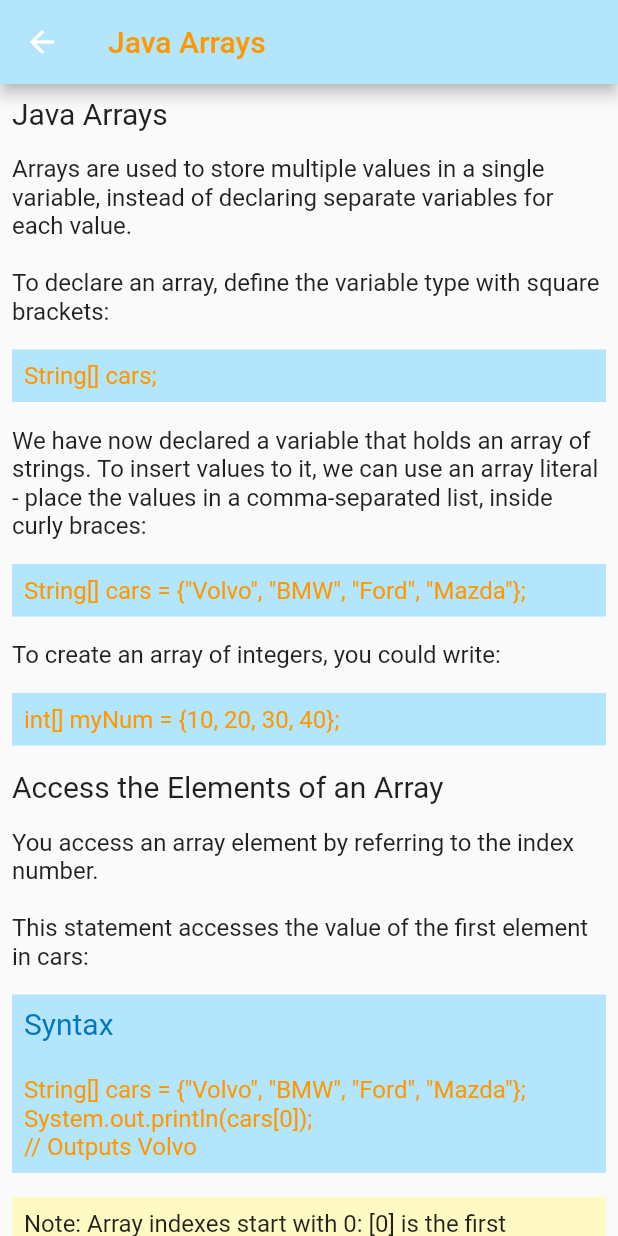
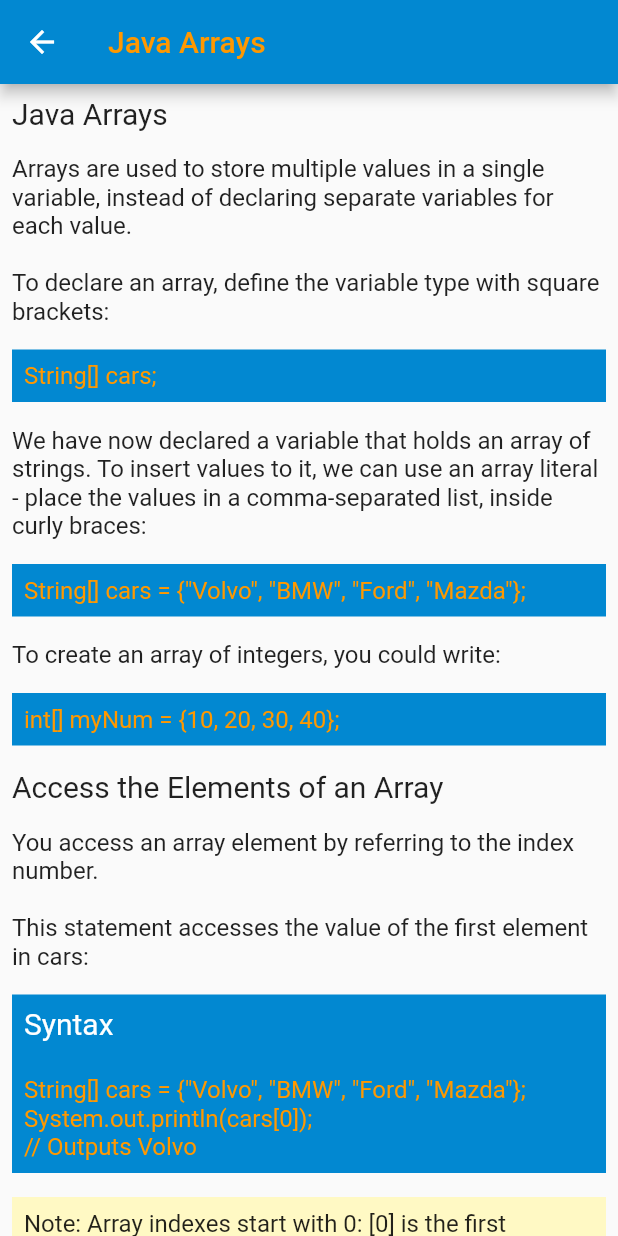
Before and after one commit to xPazone/java_for_beginners_app, a Flutter app: the JavaArrays screen opened directly, on a phone screen of 412 x 824 dp. Run offline on Flutter 3.47's test engine with Material 2 defaults, Android fonts, the phone set to English and light mode, and no system bars.

Commit message:
Version 1.2 Color Correction

```diff
--- a/lib/screens/javaarrays_screen.dart
+++ b/lib/screens/javaarrays_screen.dart
@@ -10,7 +10,7 @@ class _JavaArraysState extends State<JavaArrays> {
   Widget build(BuildContext context) {
     return Scaffold(
       appBar: AppBar(
-          backgroundColor: Colors.lightBlue[100],
+          backgroundColor: Colors.lightBlue[700],
           title: Text("Java Arrays",
               style: TextStyle(color: Colors.orange[500]))),
       body: SingleChildScrollView(
@@ -33,7 +33,7 @@ class _JavaArraysState extends State<JavaArrays> {
               ),
             ),
             Container(
-              color: Colors.lightBlue[100],
+              color:  Colors.lightBlue[700],
               padding: const EdgeInsets.all(8.0),
               margin: const EdgeInsets.all(8.0),
               alignment: Alignment.centerLeft,
@@ -55,7 +55,7 @@ class _JavaArraysState extends State<JavaArrays> {
               ),
             ),
             Container(
-              color: Colors.lightBlue[100],
+              color:  Colors.lightBlue[700],
               padding: const EdgeInsets.all(8.0),
               margin: const EdgeInsets.all(8.0),
               alignment: Alignment.centerLeft,
@@ -77,7 +77,7 @@ class _JavaArraysState extends State<JavaArrays> {
               ),
             ),
             Container(
-              color: Colors.lightBlue[100],
+              color:  Colors.lightBlue[700],
               padding: const EdgeInsets.all(8.0),
               margin: const EdgeInsets.all(8.0),
               alignment: Alignment.centerLeft,
@@ -107,7 +107,7 @@ class _JavaArraysState extends State<JavaArrays> {
               ),
             ),
             Container(
-              color: Colors.lightBlue[100],
+              color:  Colors.lightBlue[700],
               padding: const EdgeInsets.all(8.0),
               margin: const EdgeInsets.all(8.0),
               alignment: Alignment.centerLeft,
@@ -116,7 +116,7 @@ class _JavaArraysState extends State<JavaArrays> {
                 children: <Widget>[
                   Text('Syntax\n',
                       style: TextStyle(
-                          fontSize: 20, color: Colors.lightBlue[800])),
+                          fontSize: 20, color: Colors.white)),
                   Text('String[] cars = {"Volvo", "BMW", "Ford", "Mazda"};\nSystem.out.println(cars[0]);\n// Outputs Volvo',
                       style:
                       TextStyle(fontSize: 16, color: Colors.orange[500])),
@@ -148,7 +148,7 @@ class _JavaArraysState extends State<JavaArrays> {
               ),
             ),
             Container(
-              color: Colors.lightBlue[100],
+              color:  Colors.lightBlue[700],
               padding: const EdgeInsets.all(8.0),
               margin: const EdgeInsets.all(8.0),
               alignment: Alignment.centerLeft,
@@ -157,7 +157,7 @@ class _JavaArraysState extends State<JavaArrays> {
                 children: <Widget>[
                   Text('Example\n',
                       style: TextStyle(
-                          fontSize: 20, color: Colors.lightBlue[800])),
+                          fontSize: 20, color: Colors.white)),
                   Text('cars[0] = "Opel";',
                       style:
                       TextStyle(fontSize: 16, color: Colors.orange[500])),
@@ -181,7 +181,7 @@ class _JavaArraysState extends State<JavaArrays> {
               ),
             ),
             Container(
-              color: Colors.lightBlue[100],
+              color:  Colors.lightBlue[700],
               padding: const EdgeInsets.all(8.0),
               margin: const EdgeInsets.all(8.0),
               alignment: Alignment.centerLeft,
@@ -190,7 +190,7 @@ class _JavaArraysState extends State<JavaArrays> {
                 children: <Widget>[
                   Text('Example\n',
                       style: TextStyle(
-                          fontSize: 20, color: Colors.lightBlue[800])),
+                          fontSize: 20, color: Colors.white)),
                   Text('String[] cars = {"Volvo", "BMW", "Ford", "Mazda"};\nSystem.out.println(cars.length);\n// Outputs 4',
                       style:
                       TextStyle(fontSize: 16, color: Colors.orange[500])),
@@ -214,7 +214,7 @@ class _JavaArraysState extends State<JavaArrays> {
               ),
             ),
             Container(
-              color: Colors.lightBlue[100],
+              color:  Colors.lightBlue[700],
               padding: const EdgeInsets.all(8.0),
               margin: const EdgeInsets.all(8.0),
               alignment: Alignment.centerLeft,
@@ -223,7 +223,7 @@ class _JavaArraysState extends State<JavaArrays> {
                 children: <Widget>[
                   Text('Example\n',
                       style: TextStyle(
-                          fontSize: 20, color: Colors.lightBlue[800])),
+                          fontSize: 20, color: Colors.white)),
                   Text('int[][] myNumbers = { {1, 2, 3, 4}, {5, 6, 7} };',
                       style:
                       TextStyle(fontSize: 16, color: Colors.orange[500])),
@@ -239,7 +239,7 @@ class _JavaArraysState extends State<JavaArrays> {
               ),
             ),
             Container(
-              color: Colors.lightBlue[100],
+              color:  Colors.lightBlue[700],
               padding: const EdgeInsets.all(8.0),
               margin: const EdgeInsets.all(8.0),
               alignment: Alignment.centerLeft,
@@ -248,7 +248,7 @@ class _JavaArraysState extends State<JavaArrays> {
                 children: <Widget>[
                   Text('Example\n',
                       style: TextStyle(
-                          fontSize: 20, color: Colors.lightBlue[800])),
+                          fontSize: 20, color: Colors.white)),
                   Text('int[][] myNumbers = { {1, 2, 3, 4}, {5, 6, 7} };\nint x = myNumbers[1][2];\nSystem.out.println(x); // Outputs 7',
                       style:
                       TextStyle(fontSize: 16, color: Colors.orange[500])),
```
Also changed, not shown: lib/screens/home_screen.dart (+6 -6 lines), lib/screens/javaforloop_screen.dart (+5 -5 lines), lib/screens/javawhileloop_screen.dart (+9 -9 lines).
